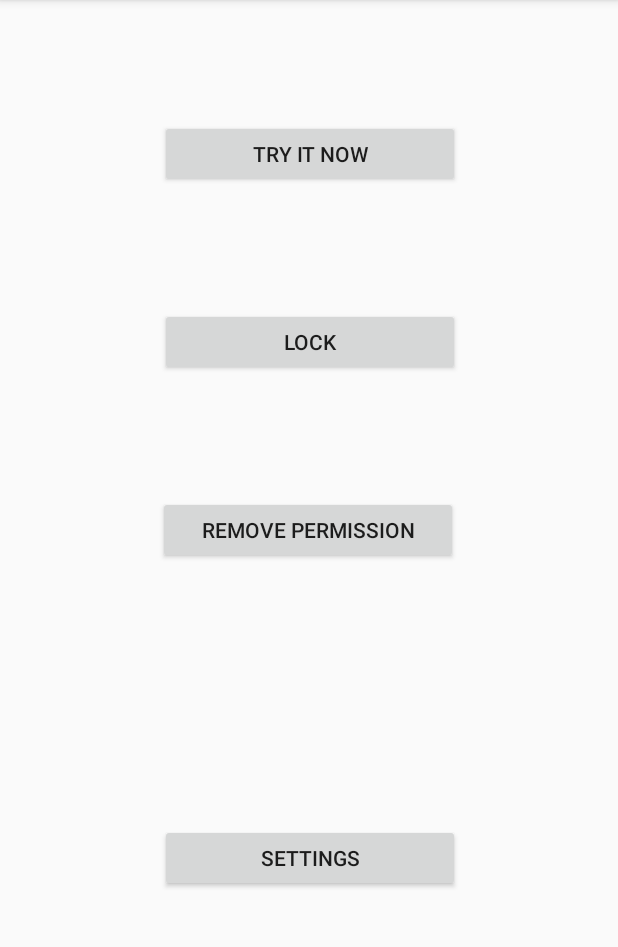
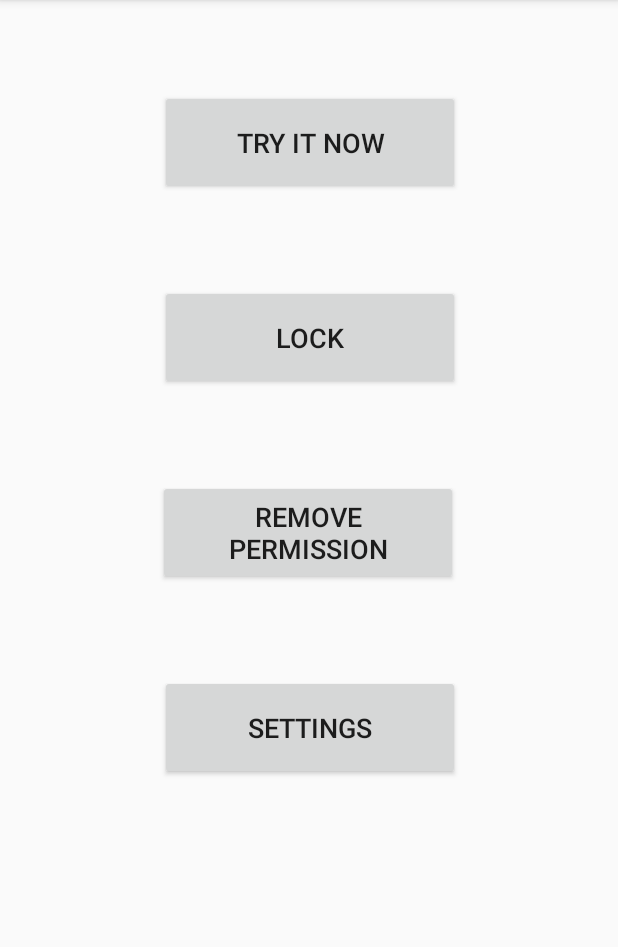
Before and after one commit to teliran/IdByImage, an Android app: the MenuActivity screen opened directly, with no data from a screen before it, on a phone screen of 412 x 824 dp, the part 84-1031 px from its top. Run offline under Robolectric (Android 15) with nearby library versions, the phone set to English and light mode, and no system bars.

Commit message:
Marton 2.0 Updated: Button size of menu Screen indicator to lockScreen+lockScreenKiosk Update ratings

```diff
--- a/app/src/main/java/com/hey/idbyimage/idbyimage/MenuActivity.java
+++ b/app/src/main/java/com/hey/idbyimage/idbyimage/MenuActivity.java
@@ -57,6 +57,7 @@ public class MenuActivity extends AppCompatActivity implements  View.OnClickList
         }
         else if(v==settingsbtn){
             startActivity(new Intent(this,SettingsActivity.class));
+            finish();
         }
 
         else if(v==removePermission){
--- a/app/src/main/res/layout/activity_menu.xml
+++ b/app/src/main/res/layout/activity_menu.xml
@@ -9,11 +9,12 @@
     <Button
         android:id="@+id/trybtn"
         android:layout_width="200dp"
-        android:layout_height="45dp"
+        android:layout_height="70dp"
         android:layout_marginStart="8dp"
-        android:layout_marginTop="80dp"
+        android:layout_marginTop="60dp"
         android:layout_marginEnd="8dp"
         android:text="Try it Now"
+        android:textSize="18sp"
         app:layout_constraintEnd_toEndOf="parent"
         app:layout_constraintHorizontal_bias="0.502"
         app:layout_constraintStart_toStartOf="parent"
@@ -22,11 +23,12 @@
     <Button
         android:id="@+id/activatebtn"
         android:layout_width="200dp"
-        android:layout_height="45dp"
+        android:layout_height="70dp"
         android:layout_marginStart="8dp"
-        android:layout_marginTop="80dp"
+        android:layout_marginTop="60dp"
         android:layout_marginEnd="8dp"
         android:text="Lock"
+        android:textSize="18sp"
         app:layout_constraintEnd_toEndOf="parent"
         app:layout_constraintHorizontal_bias="0.502"
         app:layout_constraintStart_toStartOf="parent"
@@ -35,24 +37,28 @@
     <Button
         android:id="@+id/settingsbtn"
         android:layout_width="200dp"
-        android:layout_height="45dp"
+        android:layout_height="70dp"
         android:layout_marginStart="8dp"
+        android:layout_marginTop="60dp"
         android:layout_marginEnd="8dp"
         android:text="Settings"
+        android:textSize="18sp"
         app:layout_constraintBottom_toBottomOf="parent"
         app:layout_constraintEnd_toEndOf="parent"
         app:layout_constraintHorizontal_bias="0.502"
         app:layout_constraintStart_toStartOf="parent"
-        app:layout_constraintTop_toBottomOf="@+id/removePerm" />
+        app:layout_constraintTop_toBottomOf="@+id/removePerm"
+        app:layout_constraintVertical_bias="0.0" />
 
     <Button
         android:id="@+id/removePerm"
         android:layout_width="200dp"
-        android:layout_height="45dp"
+        android:layout_height="70dp"
         android:layout_marginStart="8dp"
-        android:layout_marginTop="80dp"
+        android:layout_marginTop="60dp"
         android:layout_marginEnd="8dp"
         android:text="Remove Permission"
+        android:textSize="18sp"
         app:layout_constraintEnd_toEndOf="parent"
         app:layout_constraintHorizontal_bias="0.497"
         app:layout_constraintStart_toStartOf="parent"
```
Also changed, not shown: app/src/main/AndroidManifest.xml (+5 -10 lines), app/src/main/java/com/hey/idbyimage/idbyimage/LockScreenActivity.java (+6 -1 lines), app/src/main/java/com/hey/idbyimage/idbyimage/LockScreenKioskActivity.java (+13 -1 lines), app/src/main/java/com/hey/idbyimage/idbyimage/SettingsActivity.java (+29 -7 lines), app/src/main/res/layout/activity_lock_screen_3x2.xml (+14 -0 lines), app/src/main/res/layout/activity_lock_screen_3x3.xml (+16 -1 lines), app/src/main/res/layout/activity_settings.xml (+34 -4 lines).
